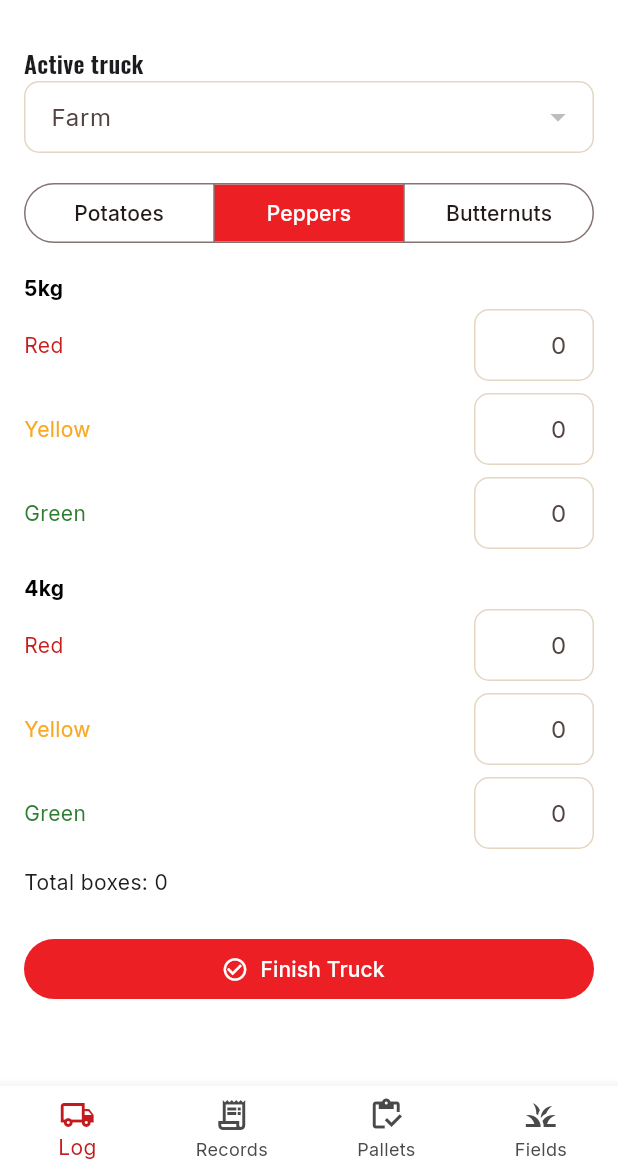
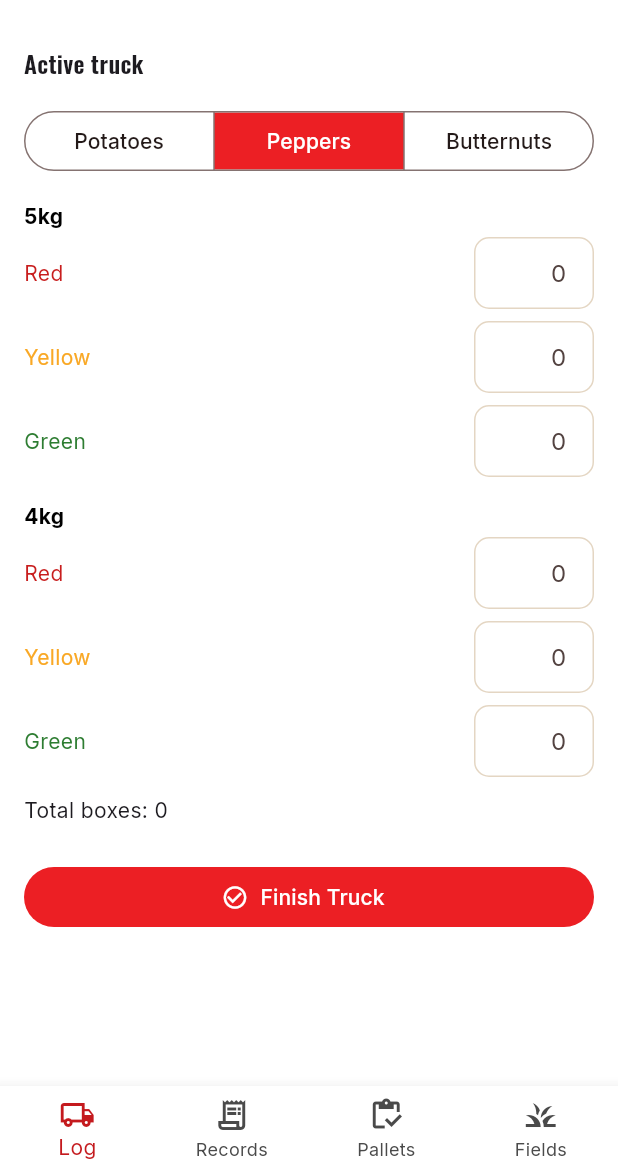
Before and after one commit to DFourie87/Nanini, a Flutter app: the DeliveryHomeScreen screen opened directly, after a tap on "Peppers", on a phone screen of 412 x 824 dp, the part 63-1236 px from its top. Run offline on Flutter 3.47's test engine with Material 3 defaults, Android fonts, the phone set to English and light mode, and no system bars; our stand-ins replace csv, fl_chart, flutter_map, google_fonts, latlong2, pdf and 4 more; accounts and stored records are empty; network calls fail.

Commit message:
Move delivery farm selection to Records approval, single-page delivery note preview, editable tuckshop purchase price
- Delivery Log tab no longer asks for Farm; Farm is now collected in the
  Records tab's Approve dialog alongside Field/Transport/Reg/Agent.
- Delivery note PDF preview now shows a single page; a dedicated
  "Print (3 copies)" button produces the 3-copy print job separately.
- Tuckshop item Edit dialog now allows editing the purchase (cost) price,
  updating both the item's fallback cost and its latest stock batch so the
  change is reflected in current cost and sell price.

Co-Authored-By: Claude Sonnet 5 <noreply@anthropic.com>
Claude-Session: https://claude.ai/code/session_0154FLxM7bQ7qjn16GE6RHFv

```diff
--- a/nanini_app/lib/features/delivery/delivery_log_screen.dart
+++ b/nanini_app/lib/features/delivery/delivery_log_screen.dart
@@ -2,8 +2,6 @@ import 'package:flutter/material.dart';
 import '../../core/widgets/confirm_dialog.dart';
 import '../../core/widgets/toast.dart';
 import '../../theme/nanini_theme.dart';
-import '../employees/employees_models.dart';
-import '../employees/employees_repository.dart';
 import 'delivery_models.dart';
 import 'delivery_repository.dart';
 
@@ -17,25 +15,10 @@ class DeliveryLogScreen extends StatefulWidget {
 class _DeliveryLogScreenState extends State<DeliveryLogScreen> {
   static const _pepperYellow = Color(0xFFF9A825);
 
-  final employeesRepo = EmployeesRepository();
-  List<Farm> farms = [];
   ActiveTruck truck = ActiveTruck(produceType: ProduceType.potato);
 
-  @override
-  void initState() {
-    super.initState();
-    employeesRepo.fetchFarms().then((f) {
-      if (!mounted) return;
-      setState(() {
-        farms = f;
-        truck.farm ??= f.isNotEmpty ? f.first.name : null;
-      });
-    });
-  }
-
   void setProduce(ProduceType t) {
-    final farm = truck.farm;
-    setState(() => truck = ActiveTruck(produceType: t, farm: farm));
+    setState(() => truck = ActiveTruck(produceType: t));
   }
 
   @override
@@ -50,15 +33,9 @@ class _DeliveryLogScreenState extends State<DeliveryLogScreen> {
               IconButton(
                 tooltip: 'Clear all',
                 icon: const Icon(Icons.close),
-                onPressed: () => setState(() => truck = ActiveTruck(produceType: truck.produceType, farm: truck.farm)),
+                onPressed: () => setState(() => truck = ActiveTruck(produceType: truck.produceType)),
               ),
           ],
-        ),
-        DropdownButtonFormField<String>(
-          initialValue: truck.farm,
-          decoration: const InputDecoration(labelText: 'Farm'),
-          items: farms.map((f) => DropdownMenuItem(value: f.name, child: Text(f.name))).toList(),
-          onChanged: (v) => setState(() => truck.farm = v),
         ),
         const SizedBox(height: 16),
         SegmentedButton<ProduceType>(
--- a/nanini_app/lib/features/delivery/delivery_repository.dart
+++ b/nanini_app/lib/features/delivery/delivery_repository.dart
@@ -94,6 +94,7 @@ class DeliveryRepository {
     String? transportCompany,
     String? field,
     MarketAgent? agent,
+    String? farm,
   }) =>
       sb.from('delivery_notes').update({
         'reg': reg,
@@ -102,6 +103,7 @@ class DeliveryRepository {
         'agent_name': agent?.name,
         'agent_attention': agent?.attention,
         'agent_market': agent?.market,
+        'farm': farm,
         'status': 'approved',
       }).eq('id', id);
 
```
Also changed, not shown: nanini_app/lib/features/delivery/delivery_note_preview.dart (+32 -10 lines), nanini_app/lib/features/delivery/delivery_records_screen.dart (+20 -0 lines), nanini_app/lib/features/tuckshop/tuckshop_models.dart (+6 -3 lines), nanini_app/lib/features/tuckshop/tuckshop_repository.dart (+6 -2 lines), nanini_app/lib/features/tuckshop/tuckshop_stock_screen.dart (+10 -1 lines).
